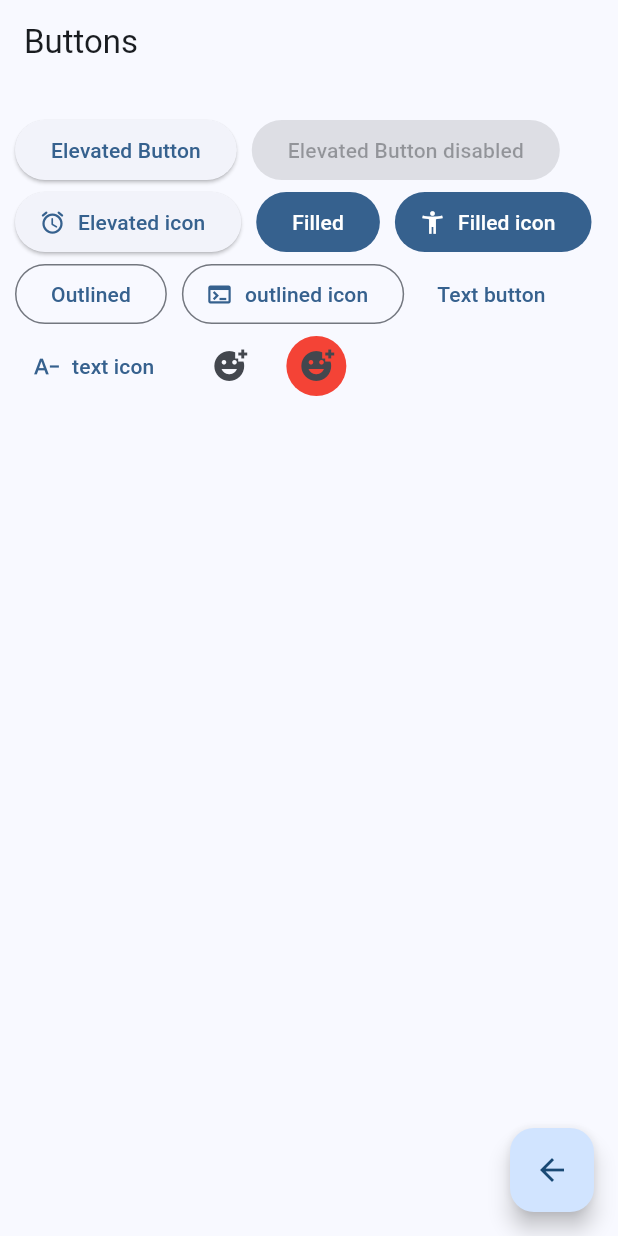
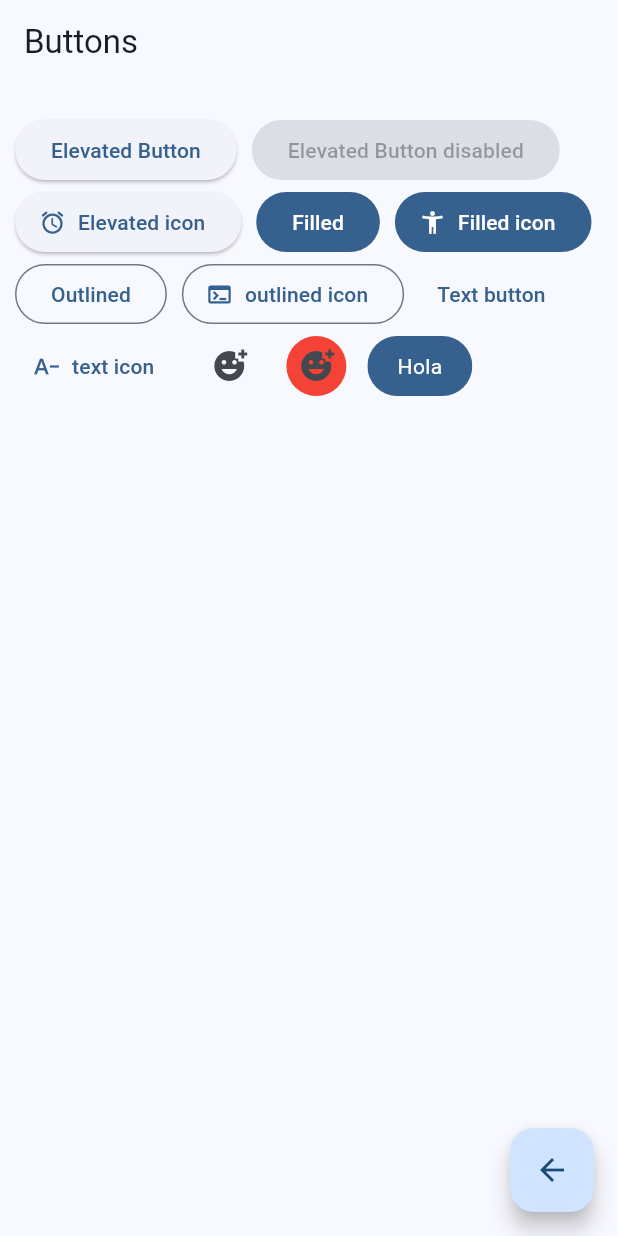
Before and after one commit to johncristobal/flutter_2024, a Flutter app: the ButtonScreen screen opened by its route, on a phone screen of 412 x 824 dp. Run offline on Flutter 3.47's test engine with Material 3 defaults, Android fonts, the phone set to English and light mode, and no system bars; our stand-ins replace animate_do, dio, go_router, video_player.

Commit message:
custom button

```diff
--- a/s9_widgetapp/lib/presentation/screens/buttons_screen.dart
+++ b/s9_widgetapp/lib/presentation/screens/buttons_screen.dart
@@ -89,7 +89,9 @@ class _ButtonsView extends StatelessWidget {
               style: ButtonStyle(
                 backgroundColor: MaterialStatePropertyAll(Colors.red)
               ),
-            )
+            ),
+
+            CustomButton()
 
           ],
         ),
@@ -97,3 +99,27 @@ class _ButtonsView extends StatelessWidget {
     );
   }
 }
+
+class CustomButton extends StatelessWidget {
+  const CustomButton({Key? key}) : super(key: key);
+
+  @override
+  Widget build(BuildContext context) {
+
+    final color = Theme.of(context).colorScheme;
+
+    return ClipRRect(
+      borderRadius: BorderRadius.circular(20),
+      child: Material(
+        color: color.primary,
+        child: InkWell(
+          onTap: (){},
+          child: Padding(
+            padding: const EdgeInsets.symmetric(horizontal: 20, vertical: 10),
+            child: Text("Hola", style: TextStyle(color: Colors.white),),
+          ),
+        ),
+      ),
+    );
+  }
+}
```
